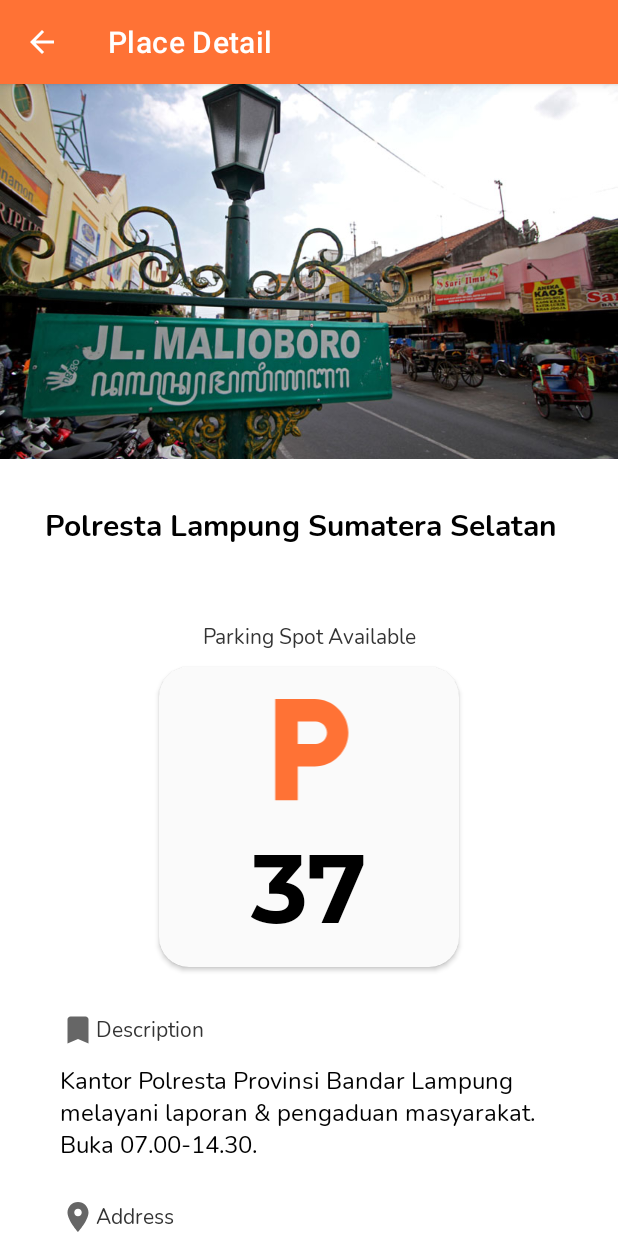
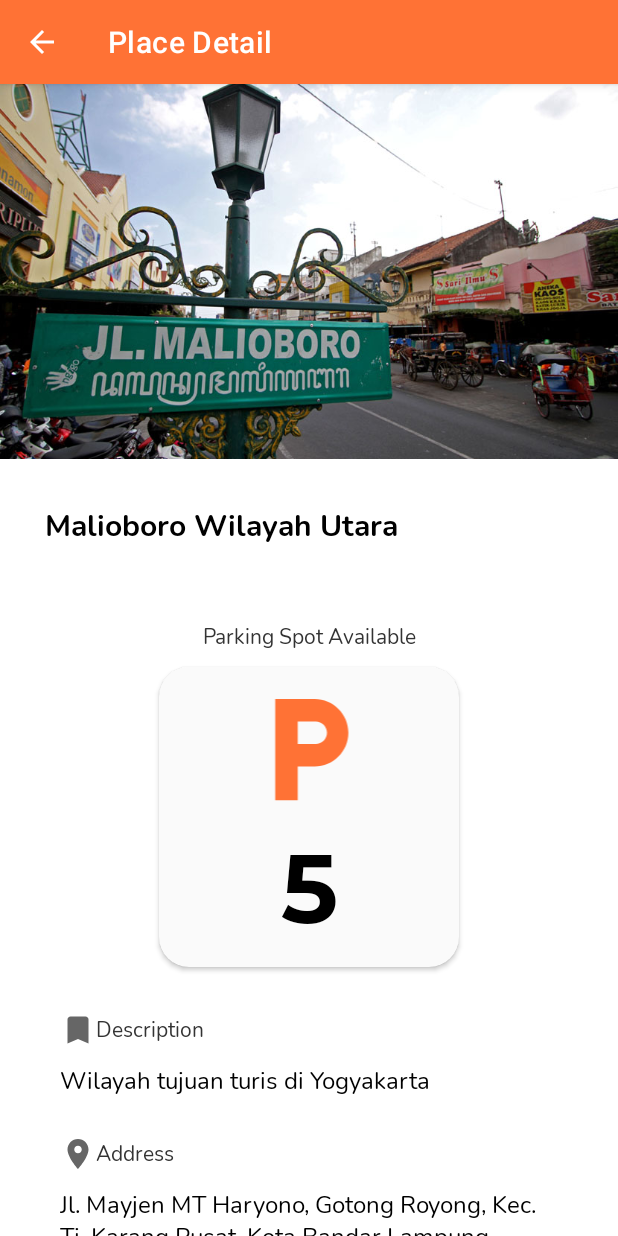
Before and after one commit to sherinedevi/Bangkit-2021-Capstone-Project, an Android app: the HomeFragment screen opened directly, with no data from a screen before it, after a tap on "Malioboro Wilayah Utara", on a phone screen of 412 x 824 dp. Run offline under Robolectric (Android 15) with nearby library versions, the phone set to English and light mode, and no system bars.

Commit message:
add DetailViewModel functionality to dynamic change detail info data

```diff
--- a/ParkhereApplication/app/src/main/java/com/example/parkhereapplication/model/Place.kt
+++ b/ParkhereApplication/app/src/main/java/com/example/parkhereapplication/model/Place.kt
@@ -10,6 +10,7 @@ data class Place(
         val image: Int,
         val capacity: Int,
         val available: Int,
-        val locationAddress: String,
-        val url: String
+        val streetAddress: String,
+        val address: String? = null,
+        val url: String? = null
 ) : Parcelable
--- a/ParkhereApplication/app/src/main/java/com/example/parkhereapplication/view/DetailFragment.kt
+++ b/ParkhereApplication/app/src/main/java/com/example/parkhereapplication/view/DetailFragment.kt
@@ -4,11 +4,16 @@ import android.os.Bundle
 import android.view.*
 import androidx.fragment.app.Fragment
 import androidx.appcompat.app.AppCompatActivity
+import androidx.lifecycle.ViewModelProvider
+import com.bumptech.glide.Glide
 import com.example.parkhereapplication.R
 import com.example.parkhereapplication.databinding.FragmentDetailBinding
+import com.example.parkhereapplication.model.Place
+import com.example.parkhereapplication.viewmodel.DetailViewModel
 
 class DetailFragment : Fragment() {
     private lateinit var binding: FragmentDetailBinding
+    private lateinit var detailViewModel: DetailViewModel
 
     override fun onCreateView(inflater: LayoutInflater, container: ViewGroup?,
                               savedInstanceState: Bundle?): View? {
@@ -22,6 +27,12 @@ class DetailFragment : Fragment() {
 
         setActionBar()
         setHasOptionsMenu(true)
+
+        detailViewModel = ViewModelProvider(this, ViewModelProvider.NewInstanceFactory()).get(DetailViewModel::class.java)
+        detailViewModel.setPlace(arguments?.getParcelable<Place>(HomeFragment.EXTRA_PLACE) as Place)
+        detailViewModel.getPlace().observe(viewLifecycleOwner, { place ->
+            setData(place)
+        })
     }
 
     override fun onOptionsItemSelected(item: MenuItem): Boolean {
@@ -35,4 +46,13 @@ class DetailFragment : Fragment() {
         (activity as AppCompatActivity?)?.supportActionBar?.setDisplayHomeAsUpEnabled(true)
     }
 
+    private fun setData(place: Place) {
+        Glide.with(this@DetailFragment)
+                .load(place.image)
+                .into(binding.ivPlace)
+        binding.layoutContent.tvName.text = place.name
+        binding.layoutContent.tvAvailablility.text = place.available.toString()
+        binding.layoutContent.tvDescription.text = place.description
+        binding.layoutContent.tvAddress.text = place.address
+    }
 }
--- a/ParkhereApplication/app/src/main/java/com/example/parkhereapplication/view/HomeFragment.kt
+++ b/ParkhereApplication/app/src/main/java/com/example/parkhereapplication/view/HomeFragment.kt
@@ -6,12 +6,10 @@ import android.view.LayoutInflater
 import android.view.View
 import android.view.ViewGroup
 import androidx.appcompat.app.AppCompatActivity
-import androidx.lifecycle.ViewModel
 import androidx.lifecycle.ViewModelProvider
 import androidx.navigation.fragment.NavHostFragment
 import androidx.recyclerview.widget.LinearLayoutManager
 import com.example.parkhereapplication.R
-import com.example.parkhereapplication.databinding.ActivityMainBinding
 import com.example.parkhereapplication.databinding.FragmentHomeBinding
 import com.example.parkhereapplication.model.Place
 import com.example.parkhereapplication.view.adapter.PlaceAdapter
@@ -19,7 +17,7 @@ import com.example.parkhereapplication.viewmodel.HomeViewModel
 
 class HomeFragment : Fragment() {
     companion object {
-        const val EXTRA_USER = "extra_user"
+        const val EXTRA_PLACE = "extra_place"
     }
 
     private lateinit var adapter: PlaceAdapter
@@ -63,7 +61,7 @@ class HomeFragment : Fragment() {
         adapter.setOnItemClickCallback(object : PlaceAdapter.OnItemClickCallback {
             override fun onItemClicked(data: Place) {
                 val mBundle = Bundle()
-                mBundle.putParcelable(EXTRA_USER, data)
+                mBundle.putParcelable(EXTRA_PLACE, data)
                 NavHostFragment
                     .findNavController(this@HomeFragment)
                     .navigate(R.id.action_homeFragment_to_detailFragment, mBundle)
--- a/ParkhereApplication/app/src/main/java/com/example/parkhereapplication/view/adapter/PlaceAdapter.kt
+++ b/ParkhereApplication/app/src/main/java/com/example/parkhereapplication/view/adapter/PlaceAdapter.kt
@@ -44,7 +44,7 @@ class PlaceAdapter : RecyclerView.Adapter<PlaceAdapter.PlaceViewHolder>(){
                     .load(place.image)
                     .into(binding.ivPlace)
                 binding.tvName.text = place.name
-                binding.tvLocationAddress.text = place.locationAddress
+                binding.tvStreetAddress.text = place.streetAddress
 //                binding.tvCapacity.text = StringBuilder("Capacity: ${place.capacity.toString()}")
 
                 itemView.setOnClickListener { onItemClick.onItemClicked(place) }
--- a/ParkhereApplication/app/src/main/java/com/example/parkhereapplication/viewmodel/DetailViewModel.kt
+++ b/ParkhereApplication/app/src/main/java/com/example/parkhereapplication/viewmodel/DetailViewModel.kt
@@ -1,4 +1,18 @@
 package com.example.parkhereapplication.viewmodel
 
-class DetailViewModel {
+import androidx.lifecycle.LiveData
+import androidx.lifecycle.MutableLiveData
+import androidx.lifecycle.ViewModel
+import com.example.parkhereapplication.model.Place
+
+class DetailViewModel : ViewModel() {
+    private val listPlaces = MutableLiveData<Place>()
+
+    fun setPlace(listItems: Place) {
+        listPlaces.postValue(listItems)
+    }
+
+    fun getPlace() : LiveData<Place> {
+        return listPlaces
+    }
 }
--- a/ParkhereApplication/app/src/main/java/com/example/parkhereapplication/viewmodel/HomeViewModel.kt
+++ b/ParkhereApplication/app/src/main/java/com/example/parkhereapplication/viewmodel/HomeViewModel.kt
@@ -18,7 +18,8 @@ class HomeViewModel : ViewModel() {
                 image = R.drawable.parking_image_1,
                 capacity = 15,
                 available = 5,
-            locationAddress = "Jalan Malioboro",
+                streetAddress = "Jalan Malioboro",
+                address = "Jl. Mayjen MT Haryono, Gotong Royong, Kec. Tj. Karang Pusat, Kota Bandar Lampung, Lampung 35119",
                 url = "Something")
 
         val placeTwo = Place(
@@ -27,7 +28,8 @@ class HomeViewModel : ViewModel() {
                 image = R.drawable.parking_image_2,
                 capacity = 15,
                 available = 5,
-            locationAddress = "Jalan Juanda",
+                streetAddress = "Jalan Juanda",
+                address = "Jl. Mayjen MT Haryono, Gotong Royong, Kec. Tj. Karang Pusat, Kota Bandar Lampung, Lampung 35119",
                 url = "Something")
 
         val placeThree = Place(
@@ -36,14 +38,23 @@ class HomeViewModel : ViewModel() {
                 image = R.drawable.parking_image_3,
                 capacity = 15,
                 available = 5,
-            locationAddress = "Jalan Margo Utomo",
+                streetAddress = "Jalan Margo Utomo",
+                address = "Jl. Mayjen MT Haryono, Gotong Royong, Kec. Tj. Karang Pusat, Kota Bandar Lampung, Lampung 35119",
+                url = "Something")
+
+        val placeFour = Place (
+                name = "Polresta Bandar Lampung",
+                description = "Kantor Polresta Provinsi Bandar Lampung melayani laporan & pengaduan masyarakat. Buka 07.00-14.30.",
+                image = R.drawable.parking_image_4,
+                capacity = 15,
+                available = 37,
+                streetAddress = "Jl. Mayjen MT Haryono",
+                address = "Jl. Mayjen MT Haryono, Gotong Royong, Kec. Tj. Karang Pusat, Kota Bandar Lampung, Lampung 35119",
                 url = "Something")
 
         listItems.add(placeOne)
+        listItems.add(placeFour)
         listItems.add(placeTwo)
-        listItems.add(placeThree)
-        listItems.add(placeThree)
-        listItems.add(placeThree)
         listItems.add(placeThree)
 
         listPlaces.postValue(listItems)
--- a/ParkhereApplication/app/src/main/res/layout/content_detail.xml
+++ b/ParkhereApplication/app/src/main/res/layout/content_detail.xml
@@ -128,7 +128,7 @@
 
         <ImageView
             android:layout_width="match_parent"
-            android:layout_height="wrap_content"
+            android:layout_height="300dp"
             android:src="@drawable/cctv_image"
             android:contentDescription="@string/cctv_feed" />
     </LinearLayout>
--- a/ParkhereApplication/app/src/main/res/layout/fragment_detail.xml
+++ b/ParkhereApplication/app/src/main/res/layout/fragment_detail.xml
@@ -18,6 +18,7 @@
             android:fitsSystemWindows="true">
 
             <androidx.appcompat.widget.AppCompatImageView
+                android:id="@+id/iv_place"
                 android:layout_width="match_parent"
                 android:layout_height="match_parent"
                 android:fitsSystemWindows="true"
@@ -34,6 +35,7 @@
         android:padding="10dp"
         app:layout_behavior="com.google.android.material.appbar.AppBarLayout$ScrollingViewBehavior">
 
-        <include layout="@layout/content_detail" />
+        <include layout="@layout/content_detail"
+            android:id="@+id/layout_content"/>
     </androidx.core.widget.NestedScrollView>
 </androidx.coordinatorlayout.widget.CoordinatorLayout>
--- a/ParkhereApplication/app/src/main/res/layout/item_place.xml
+++ b/ParkhereApplication/app/src/main/res/layout/item_place.xml
@@ -42,7 +42,7 @@
 
 
             <TextView
-                android:id="@+id/tv_location_address"
+                android:id="@+id/tv_street_address"
                 style="@style/TextView.Sub"
                 android:layout_width="match_parent"
                 android:layout_height="wrap_content"
```
Also changed, not shown: ParkhereApplication/app/src/main/res/drawable/parking_image_4.png (added). Lines whose indentation alone changed are shown as unchanged.
